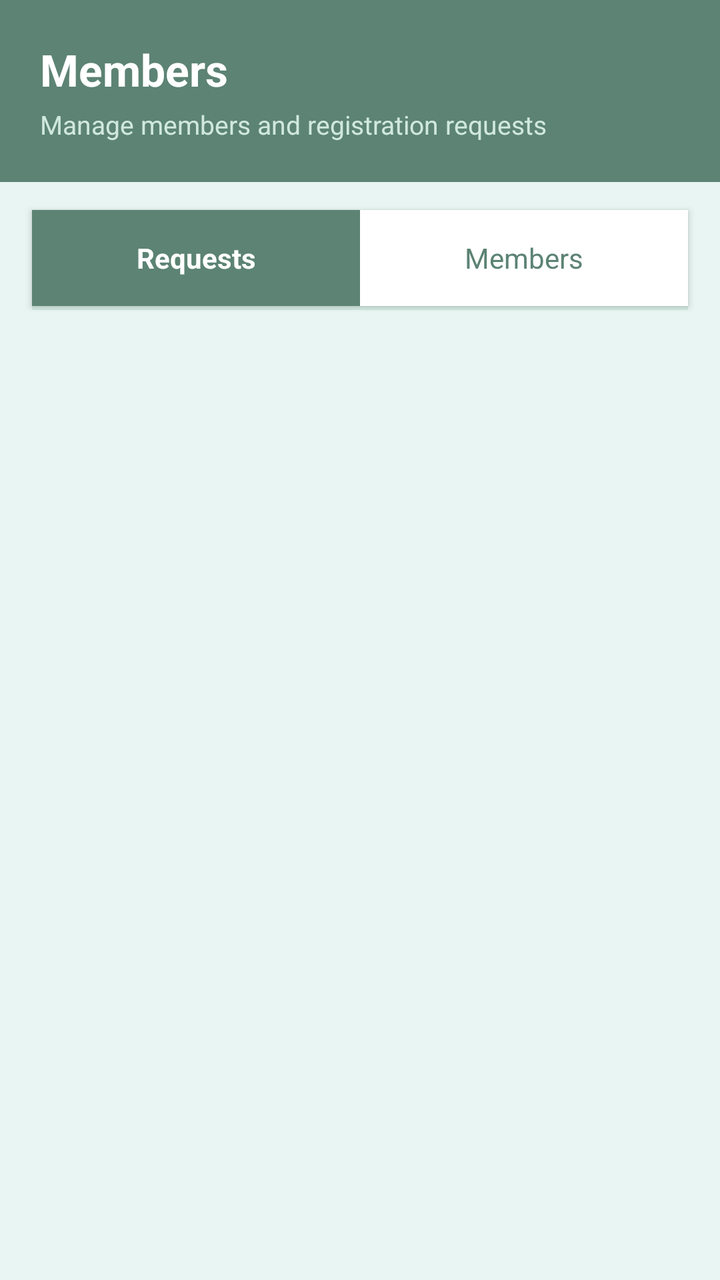
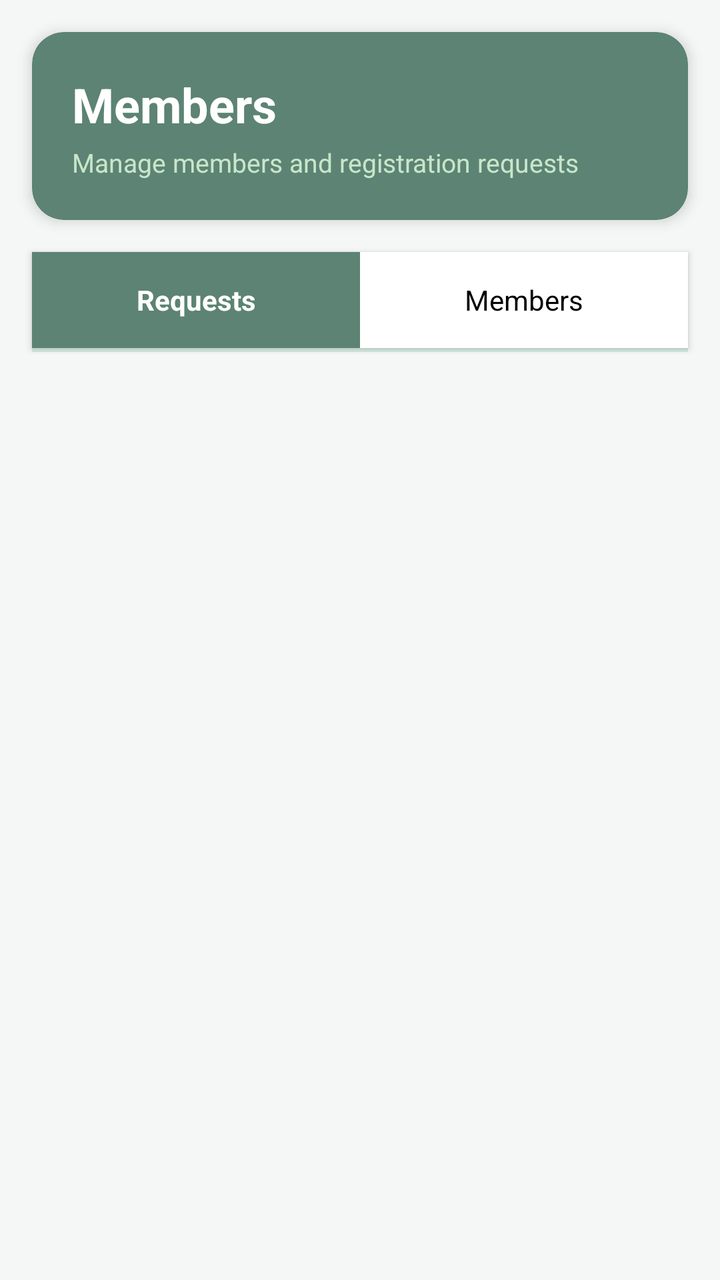

Two renders of the same Android screen: before a commit and after it. Below are the layout's source before the change and the commit's diff.
<!-- AndroidManifest.xml: application theme Theme.CampusBiome -->
<!-- res/layout/fragment_society_members.xml -->
<?xml version="1.0" encoding="utf-8"?>
<LinearLayout xmlns:android="http://schemas.android.com/apk/res/android"
    android:layout_width="match_parent"
    android:layout_height="match_parent"
    android:orientation="vertical"
    android:background="@color/background">

    
    <LinearLayout
        android:layout_width="match_parent"
        android:layout_height="wrap_content"
        android:orientation="vertical"
        android:background="#5C8374"
        android:padding="20dp">

        <TextView
            android:layout_width="wrap_content"
            android:layout_height="wrap_content"
            android:text="Members"
            android:textColor="#FFFFFF"
            android:textSize="22sp"
            android:textStyle="bold"/>

        <TextView
            android:layout_width="wrap_content"
            android:layout_height="wrap_content"
            android:text="Manage members and registration requests"
            android:textColor="#D0E8E0"
            android:textSize="13sp"
            android:layout_marginTop="4dp"/>

    </LinearLayout>

    
    <LinearLayout
        android:layout_width="match_parent"
        android:layout_height="48dp"
        android:orientation="horizontal"
        android:background="#FFFFFF"
        android:layout_marginStart="16dp"
        android:layout_marginEnd="16dp"
        android:layout_marginTop="14dp"
        android:elevation="2dp">

        <TextView
            android:id="@+id/tabRequests"
            android:layout_width="0dp"
            android:layout_height="match_parent"
            android:layout_weight="1"
            android:gravity="center"
            android:text="Requests"
            android:textSize="14sp"
            android:textStyle="bold"
            android:textColor="#FFFFFF"
            android:background="#5C8374"/>

        <TextView
            android:id="@+id/tabMembers"
            android:layout_width="0dp"
            android:layout_height="match_parent"
            android:layout_weight="1"
            android:gravity="center"
            android:text="Members"
            android:textSize="14sp"
            android:textColor="#5C8374"
            android:background="#FFFFFF"/>

    </LinearLayout>

    
    <View
        android:layout_width="match_parent"
        android:layout_height="2dp"
        android:layout_marginStart="16dp"
        android:layout_marginEnd="16dp"
        android:background="#D0E8E0"/>

    
    <androidx.recyclerview.widget.RecyclerView
        android:id="@+id/rvMembers"
        android:layout_width="match_parent"
        android:layout_height="match_parent"
        android:layout_marginTop="8dp"
        android:padding="16dp"
        android:clipToPadding="false"/>

</LinearLayout>
<!-- resources referenced by this layout -->
<resources>
  <color name="background">#E8F5F2</color>
  <style name="Theme.CampusBiome" parent="Theme.MaterialComponents.Light.NoActionBar">
          <item name="colorPrimary">@color/primary</item>
          <item name="colorPrimaryDark">@color/primary_dark</item>
          <item name="colorAccent">@color/accent</item>
          <item name="android:windowBackground">@color/background</item>
      </style>
  <color name="primary">#4A8C7F</color>
  <color name="primary_dark">#3A7066</color>
  <color name="accent">#2D6A5E</color>
</resources>

<!-- the commit's change to res/layout/fragment_society_members.xml (unified diff, before → after) -->
@@ -1,87 +1,19 @@
 <?xml version="1.0" encoding="utf-8"?>
-<LinearLayout xmlns:android="http://schemas.android.com/apk/res/android"
-    android:layout_width="match_parent"
-    android:layout_height="match_parent"
-    android:orientation="vertical"
-    android:background="@color/background">
-
+<LinearLayout xmlns:android="http://schemas.android.com/apk/res/android" xmlns:app="http://schemas.android.com/apk/res-auto" android:layout_width="match_parent" android:layout_height="match_parent" android:orientation="vertical" android:background="#F5F7F6">
     
-    <LinearLayout
-        android:layout_width="match_parent"
-        android:layout_height="wrap_content"
-        android:orientation="vertical"
-        android:background="#5C8374"
-        android:padding="20dp">
-
-        <TextView
-            android:layout_width="wrap_content"
-            android:layout_height="wrap_content"
-            android:text="Members"
-            android:textColor="#FFFFFF"
-            android:textSize="22sp"
-            android:textStyle="bold"/>
-
-        <TextView
-            android:layout_width="wrap_content"
-            android:layout_height="wrap_content"
-            android:text="Manage members and registration requests"
-            android:textColor="#D0E8E0"
-            android:textSize="13sp"
-            android:layout_marginTop="4dp"/>
-
+    <androidx.cardview.widget.CardView android:layout_width="match_parent" android:layout_height="wrap_content" android:layout_margin="16dp" app:cardCornerRadius="16dp" app:cardElevation="4dp" app:cardBackgroundColor="#5C8374">
+        <LinearLayout android:layout_width="match_parent" android:layout_height="wrap_content" android:orientation="vertical" android:padding="20dp">
+            <TextView android:layout_width="wrap_content" android:layout_height="wrap_content" android:text="Members" android:textColor="#FFFFFF" android:textSize="24sp" android:textStyle="bold"/>
+            <TextView android:layout_width="wrap_content" android:layout_height="wrap_content" android:text="Manage members and registration requests" android:textColor="#C8E6C9" android:textSize="13sp" android:layout_marginTop="4dp"/>
+        </LinearLayout>
+    </androidx.cardview.widget.CardView>
+    
+    <LinearLayout android:layout_width="match_parent" android:layout_height="48dp" android:orientation="horizontal" android:background="#FFFFFF" android:layout_marginStart="16dp" android:layout_marginEnd="16dp" android:elevation="2dp">
+        <TextView android:id="@+id/tabRequests" android:layout_width="0dp" android:layout_height="match_parent" android:layout_weight="1" android:gravity="center" android:text="Requests" android:textSize="14sp" android:textStyle="bold" android:textColor="#FFFFFF" android:background="#5C8374"/>
+        <TextView android:id="@+id/tabMembers" android:layout_width="0dp" android:layout_height="match_parent" android:layout_weight="1" android:gravity="center" android:text="Members" android:textSize="14sp" android:textColor="#000000" android:background="#FFFFFF"/>
     </LinearLayout>
-
     
-    <LinearLayout
-        android:layout_width="match_parent"
-        android:layout_height="48dp"
-        android:orientation="horizontal"
-        android:background="#FFFFFF"
-        android:layout_marginStart="16dp"
-        android:layout_marginEnd="16dp"
-        android:layout_marginTop="14dp"
-        android:elevation="2dp">
-
-        <TextView
-            android:id="@+id/tabRequests"
-            android:layout_width="0dp"
-            android:layout_height="match_parent"
-            android:layout_weight="1"
-            android:gravity="center"
-            android:text="Requests"
-            android:textSize="14sp"
-            android:textStyle="bold"
-            android:textColor="#FFFFFF"
-            android:background="#5C8374"/>
-
-        <TextView
-            android:id="@+id/tabMembers"
-            android:layout_width="0dp"
-            android:layout_height="match_parent"
-            android:layout_weight="1"
-            android:gravity="center"
-            android:text="Members"
-            android:textSize="14sp"
-            android:textColor="#5C8374"
-            android:background="#FFFFFF"/>
-
-    </LinearLayout>
-
+    <View android:layout_width="match_parent" android:layout_height="2dp" android:layout_marginStart="16dp" android:layout_marginEnd="16dp" android:background="#D0E8E0"/>
     
-    <View
-        android:layout_width="match_parent"
-        android:layout_height="2dp"
-        android:layout_marginStart="16dp"
-        android:layout_marginEnd="16dp"
-        android:background="#D0E8E0"/>
-
-    
-    <androidx.recyclerview.widget.RecyclerView
-        android:id="@+id/rvMembers"
-        android:layout_width="match_parent"
-        android:layout_height="match_parent"
-        android:layout_marginTop="8dp"
-        android:padding="16dp"
-        android:clipToPadding="false"/>
-
+    <androidx.recyclerview.widget.RecyclerView android:id="@+id/rvMembers" android:layout_width="match_parent" android:layout_height="match_parent" android:layout_marginTop="8dp" android:padding="16dp" android:clipToPadding="false"/>
 </LinearLayout>
